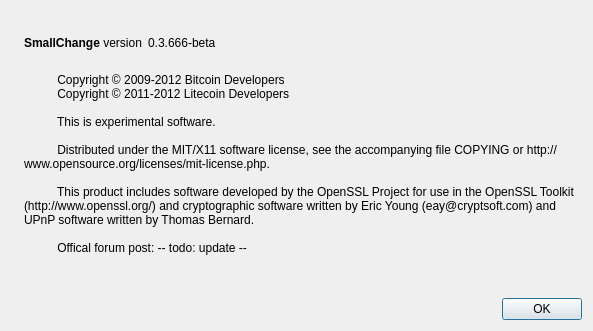
Before: the Qt Designer form src/qt/forms/aboutdialog.ui in MyFirstCoin/MyFirstCoin, drawn with Qt 5.
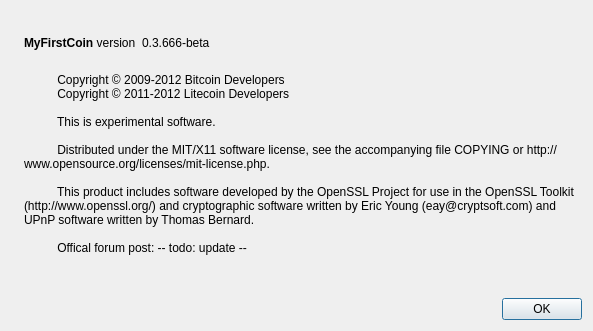
After: the same form once the commit is applied. Icons and pictures are not drawn.

Patch:
```diff
--- a/src/qt/forms/aboutdialog.ui
+++ b/src/qt/forms/aboutdialog.ui
@@ -50,7 +50,7 @@
           <cursorShape>IBeamCursor</cursorShape>
          </property>
          <property name="text">
-          <string>&lt;b&gt;SmallChange&lt;/b&gt; version</string>
+          <string>&lt;b&gt;MyFirstCoin&lt;/b&gt; version</string>
          </property>
          <property name="textInteractionFlags">
           <set>Qt::LinksAccessibleByMouse|Qt::TextSelectableByKeyboard|Qt::TextSelectableByMouse</set>
```
Left out of the diff: 2 changed lines with no effect on the pictures.
